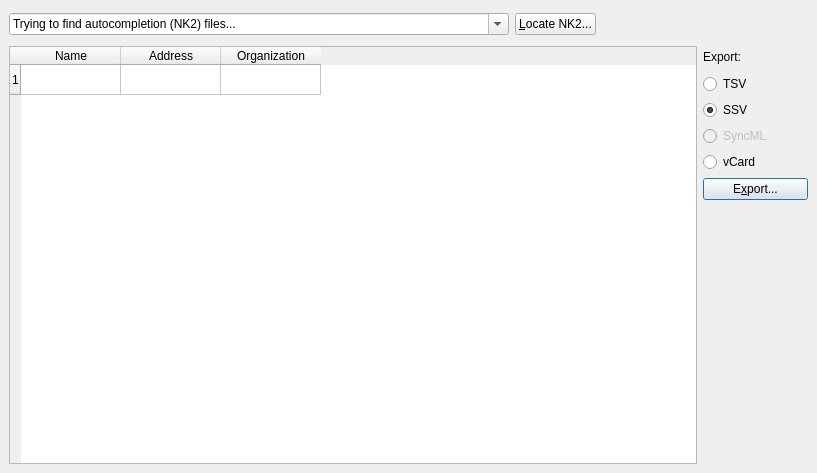
Before: the Qt Designer form debunk2.ui in Ravenco/debunk2, drawn with Qt 5.
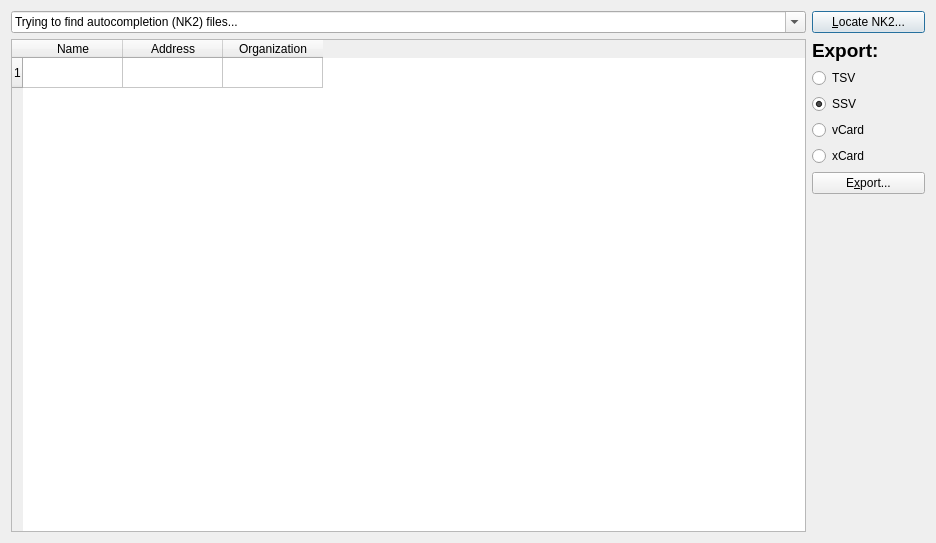
After: the same form once the commit is applied. Icons and pictures are not drawn.

Commit message: adding support for xCard

Patch:
```diff
--- a/debunk2.ui
+++ b/debunk2.ui
@@ -5,8 +5,8 @@
    <rect>
     <x>0</x>
     <y>0</y>
-    <width>817</width>
-    <height>473</height>
+    <width>936</width>
+    <height>543</height>
    </rect>
   </property>
   <property name="windowTitle" >
@@ -16,120 +16,6 @@
    <bool>false</bool>
   </property>
   <layout class="QGridLayout" >
-   <property name="margin" >
-    <number>9</number>
-   </property>
-   <property name="spacing" >
-    <number>6</number>
-   </property>
-   <item row="1" column="4" >
-    <widget class="QPushButton" name="exporthelp" >
-     <property name="cursor" >
-      <cursor>13</cursor>
-     </property>
-     <property name="contextMenuPolicy" >
-      <enum>Qt::NoContextMenu</enum>
-     </property>
-     <property name="toolTip" >
-      <string>Soothing help text for confused users</string>
-     </property>
-     <property name="icon" >
-      <iconset>../../../../usr/share/icons/crystalsvg/16x16/actions/info.png</iconset>
-     </property>
-     <property name="autoDefault" >
-      <bool>false</bool>
-     </property>
-     <property name="flat" >
-      <bool>true</bool>
-     </property>
-    </widget>
-   </item>
-   <item row="2" column="3" colspan="2" >
-    <widget class="QRadioButton" name="radioTSV" >
-     <property name="toolTip" >
-      <string>Tab-separated values</string>
-     </property>
-     <property name="text" >
-      <string>TSV</string>
-     </property>
-    </widget>
-   </item>
-   <item row="3" column="3" colspan="2" >
-    <widget class="QRadioButton" name="radioSSV" >
-     <property name="toolTip" >
-      <string>Semicolon-separated values</string>
-     </property>
-     <property name="text" >
-      <string>SSV</string>
-     </property>
-     <property name="checked" >
-      <bool>true</bool>
-     </property>
-    </widget>
-   </item>
-   <item row="4" column="3" colspan="2" >
-    <widget class="QRadioButton" name="radioSyncML" >
-     <property name="enabled" >
-      <bool>false</bool>
-     </property>
-     <property name="toolTip" >
-      <string>xml format suited for mobile phones</string>
-     </property>
-     <property name="text" >
-      <string>SyncML</string>
-     </property>
-    </widget>
-   </item>
-   <item row="5" column="3" colspan="2" >
-    <widget class="QRadioButton" name="radioVCard" >
-     <property name="toolTip" >
-      <string>Electronic business card (.vcf)</string>
-     </property>
-     <property name="text" >
-      <string>vCard</string>
-     </property>
-    </widget>
-   </item>
-   <item row="6" column="3" colspan="2" >
-    <widget class="QPushButton" name="export" >
-     <property name="text" >
-      <string>E&amp;xport...</string>
-     </property>
-    </widget>
-   </item>
-   <item row="0" column="2" >
-    <spacer>
-     <property name="orientation" >
-      <enum>Qt::Horizontal</enum>
-     </property>
-     <property name="sizeHint" >
-      <size>
-       <width>201</width>
-       <height>31</height>
-      </size>
-     </property>
-    </spacer>
-   </item>
-   <item row="7" column="3" colspan="2" >
-    <spacer>
-     <property name="orientation" >
-      <enum>Qt::Vertical</enum>
-     </property>
-     <property name="sizeHint" >
-      <size>
-       <width>105</width>
-       <height>161</height>
-      </size>
-     </property>
-    </spacer>
-   </item>
-   <item row="0" column="1" >
-    <widget class="QPushButton" name="nk2Locator" >
-     <property name="text" >
-      <string>&amp;Locate NK2...</string>
-     </property>
-    </widget>
-   </item>
    <item row="0" column="0" >
     <widget class="QComboBox" name="nk2Location" >
      <property name="minimumSize" >
@@ -157,16 +43,19 @@
      </item>
     </widget>
    </item>
-   <item rowspan="8" row="1" column="0" colspan="3" >
+   <item row="0" column="1" >
+    <layout class="QHBoxLayout" >
+     <item>
+      <widget class="QPushButton" name="nk2Locator" >
+       <property name="text" >
+        <string>&amp;Locate NK2...</string>
+       </property>
+      </widget>
+     </item>
+    </layout>
+   </item>
+   <item rowspan="4" row="1" column="0" >
     <widget class="QTableWidget" name="parsedTable" >
-     <property name="sizePolicy" >
-      <sizepolicy>
-       <hsizetype>1</hsizetype>
-       <vsizetype>7</vsizetype>
-       <horstretch>0</horstretch>
-       <verstretch>0</verstretch>
-      </sizepolicy>
-     </property>
      <property name="acceptDrops" >
       <bool>true</bool>
      </property>
@@ -198,47 +87,144 @@
      </column>
     </widget>
    </item>
-   <item row="8" column="3" >
+   <item row="1" column="1" >
+    <layout class="QHBoxLayout" >
+     <item>
+      <widget class="QLabel" name="label_2" >
+       <property name="text" >
+        <string>&lt;html>&lt;head>&lt;meta name="qrichtext" content="1" />&lt;style type="text/css">
+p, li { white-space: pre-wrap; }
+&lt;/style>&lt;/head>&lt;body style=" font-family:'Times New Roman'; font-size:12pt; font-weight:400; font-style:normal;">
+&lt;p style=" margin-top:0px; margin-bottom:0px; margin-left:0px; margin-right:0px; -qt-block-indent:0; text-indent:0px;">&lt;span style=" font-size:14pt; font-weight:600;">Export:&lt;/span>&lt;/p>&lt;/body>&lt;/html></string>
+       </property>
+      </widget>
+     </item>
+     <item>
+      <widget class="QPushButton" name="exporthelp" >
+       <property name="contextMenuPolicy" >
+        <enum>Qt::NoContextMenu</enum>
+       </property>
+       <property name="toolTip" >
+        <string>Soothing help text for confused users</string>
+       </property>
+       <property name="icon" >
+        <iconset>../../../../usr/share/icons/crystalsvg/16x16/actions/info.png</iconset>
+       </property>
+       <property name="autoDefault" >
+        <bool>false</bool>
+       </property>
+       <property name="flat" >
+        <bool>true</bool>
+       </property>
+      </widget>
+     </item>
+    </layout>
+   </item>
+   <item row="2" column="1" >
+    <layout class="QVBoxLayout" >
+     <item>
+      <widget class="QRadioButton" name="radioTSV" >
+       <property name="toolTip" >
+        <string>Tab-separated values</string>
+       </property>
+       <property name="text" >
+        <string>TSV</string>
+       </property>
+      </widget>
+     </item>
+     <item>
+      <widget class="QRadioButton" name="radioSSV" >
+       <property name="toolTip" >
+        <string>Semicolon-separated values</string>
+       </property>
+       <property name="text" >
+        <string>SSV</string>
+       </property>
+       <property name="checked" >
+        <bool>true</bool>
+       </property>
+      </widget>
+     </item>
+     <item>
+      <widget class="QRadioButton" name="radioVCard" >
+       <property name="toolTip" >
+        <string>Electronic business card (.vcf)</string>
+       </property>
+       <property name="text" >
+        <string>vCard</string>
+       </property>
+      </widget>
+     </item>
+     <item>
+      <widget class="QRadioButton" name="radioXCard" >
+       <property name="toolTip" >
+        <string>Electronic business card, formatted with xml </string>
+       </property>
+       <property name="text" >
+        <string>xCard</string>
+       </property>
+      </widget>
+     </item>
+     <item>
+      <widget class="QPushButton" name="export" >
+       <property name="text" >
+        <string>E&amp;xport...</string>
+       </property>
+      </widget>
+     </item>
+    </layout>
+   </item>
+   <item row="3" column="1" >
     <spacer>
      <property name="orientation" >
-      <enum>Qt::Horizontal</enum>
+      <enum>Qt::Vertical</enum>
      </property>
      <property name="sizeHint" >
       <size>
-       <width>81</width>
-       <height>20</height>
+       <width>109</width>
+       <height>201</height>
       </size>
      </property>
     </spacer>
    </item>
-   <item row="8" column="4" >
-    <widget class="QToolButton" name="about" >
-     <property name="cursor" >
-      <cursor>13</cursor>
-     </property>
-     <property name="toolTip" >
-      <string>About this program...</string>
-     </property>
-     <property name="text" >
-      <string/>
-     </property>
-     <property name="icon" >
-      <iconset>../../../../usr/share/icons/crystalsvg/16x16/devices/blockdevice.png</iconset>
-     </property>
-     <property name="toolButtonStyle" >
-      <enum>Qt::ToolButtonTextBesideIcon</enum>
-     </property>
-     <property name="autoRaise" >
-      <bool>true</bool>
-     </property>
-    </widget>
-   </item>
-   <item row="1" column="3" >
-    <widget class="QLabel" name="label_2" >
-     <property name="text" >
-      <string>Export:</string>
-     </property>
-    </widget>
+   <item row="4" column="1" >
+    <layout class="QHBoxLayout" >
+     <item>
+      <spacer>
+       <property name="orientation" >
+        <enum>Qt::Horizontal</enum>
+       </property>
+       <property name="sizeType" >
+        <enum>QSizePolicy::Minimum</enum>
+       </property>
+       <property name="sizeHint" >
+        <size>
+         <width>81</width>
+         <height>20</height>
+        </size>
+       </property>
+      </spacer>
+     </item>
+     <item>
+      <widget class="QToolButton" name="about" >
+       <property name="toolTip" >
+        <string>About this program...</string>
+       </property>
+       <property name="text" >
+        <string/>
+       </property>
+       <property name="icon" >
+        <iconset>../../../../usr/share/icons/crystalsvg/16x16/devices/blockdevice.png</iconset>
+       </property>
+       <property name="toolButtonStyle" >
+        <enum>Qt::ToolButtonTextBesideIcon</enum>
+       </property>
+       <property name="autoRaise" >
+        <bool>true</bool>
+       </property>
+      </widget>
+     </item>
+    </layout>
    </item>
   </layout>
  </widget>
```
Left out of the diff: 1 changed line with no effect on the pictures. The commit also changes 2 other files.
